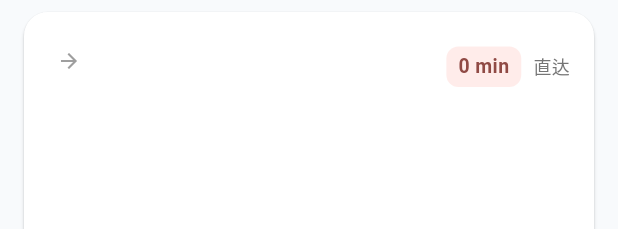
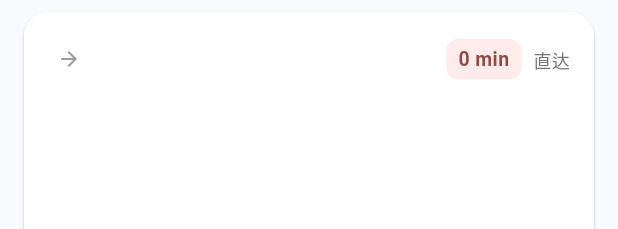
Before and after one commit to gwj0323/Rejseplanen-Desktop, a Flutter app: the TripCard widget shown alone on an empty page, opened directly with sample values from the repository, on a phone screen of 412 x 824 dp. Shown: the top 229 px of the screen. Run offline on Flutter 3.47's test engine with Material 3 defaults, Android fonts, the phone set to English and light mode, and no system bars; our stand-ins replace shared_preferences; accounts and stored records are empty.

Commit message:
fix(ci): Auto-generate version-matched Android wrapper on CI and fix trip card layout

```diff
--- a/rejseplanen_mobile/lib/widgets/trip_card.dart
+++ b/rejseplanen_mobile/lib/widgets/trip_card.dart
@@ -49,8 +49,7 @@ class _TripCardState extends State<TripCard> {
             children: [
               // Top Row: Times, Duration, Transfers
               Row(
-                crossAxisAlignment: CrossAxisAlignment.baseline,
-                textBaseline: TextBaseline.alphabetic,
+                crossAxisAlignment: CrossAxisAlignment.center,
                 children: [
                   Text(
                     trip.depTime,
```
Also changed, not shown: 1 other file.
